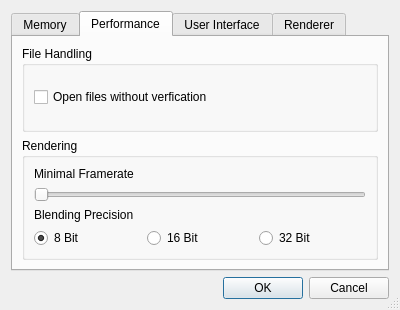
The window that UI/UI/SettingsDlg.ui (SCIInstitute/ImageVis3D) describes before a commit, drawn with Qt 5.
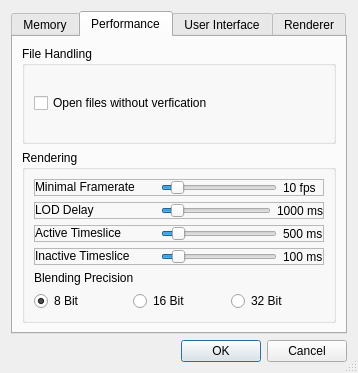
The same window after the commit. The open tabs and pages were chosen to show the change.

Patch:
```diff
--- a/UI/UI/SettingsDlg.ui
+++ b/UI/UI/SettingsDlg.ui
@@ -8,8 +8,8 @@
    <rect>
     <x>0</x>
     <y>0</y>
-    <width>400</width>
-    <height>300</height>
+    <width>358</width>
+    <height>373</height>
    </rect>
   </property>
   <property name="contextMenuPolicy" >
@@ -164,8 +164,8 @@
        <rect>
         <x>0</x>
         <y>0</y>
-        <width>376</width>
-        <height>224</height>
+        <width>334</width>
+        <height>297</height>
        </rect>
       </property>
       <attribute name="title" >
@@ -195,17 +195,279 @@
          </property>
          <layout class="QVBoxLayout" name="verticalLayout_7" >
           <item>
-           <widget class="QLabel" name="label_MinFrameRate" >
-            <property name="text" >
-             <string>Minimal Framerate</string>
+           <widget class="QFrame" name="frame_4" >
+            <property name="frameShape" >
+             <enum>QFrame::StyledPanel</enum>
             </property>
+            <property name="frameShadow" >
+             <enum>QFrame::Raised</enum>
+            </property>
+            <layout class="QHBoxLayout" name="horizontalLayout_3" >
+             <property name="margin" >
+              <number>0</number>
+             </property>
+             <item>
+              <widget class="QLabel" name="label_MinFrameRate" >
+               <property name="sizePolicy" >
+                <sizepolicy vsizetype="Fixed" hsizetype="Fixed" >
+                 <horstretch>0</horstretch>
+                 <verstretch>0</verstretch>
+                </sizepolicy>
+               </property>
+               <property name="minimumSize" >
+                <size>
+                 <width>120</width>
+                 <height>0</height>
+                </size>
+               </property>
+               <property name="text" >
+                <string>Minimal Framerate</string>
+               </property>
+              </widget>
+             </item>
+             <item>
+              <widget class="QSlider" name="horizontalSlider_MinFramerate" >
+               <property name="minimum" >
+                <number>1</number>
+               </property>
+               <property name="maximum" >
+                <number>100</number>
+               </property>
+               <property name="value" >
+                <number>10</number>
+               </property>
+               <property name="orientation" >
+                <enum>Qt::Horizontal</enum>
+               </property>
+              </widget>
+             </item>
+             <item>
+              <widget class="QLabel" name="label_MinFrameRateDisplay" >
+               <property name="sizePolicy" >
+                <sizepolicy vsizetype="Preferred" hsizetype="Fixed" >
+                 <horstretch>0</horstretch>
+                 <verstretch>0</verstretch>
+                </sizepolicy>
+               </property>
+               <property name="minimumSize" >
+                <size>
+                 <width>40</width>
+                 <height>0</height>
+                </size>
+               </property>
+               <property name="text" >
+                <string>10 fps</string>
+               </property>
+              </widget>
+             </item>
+            </layout>
            </widget>
           </item>
           <item>
-           <widget class="QSlider" name="horizontalSlider" >
-            <property name="orientation" >
-             <enum>Qt::Horizontal</enum>
+           <widget class="QFrame" name="frame_5" >
+            <property name="frameShape" >
+             <enum>QFrame::StyledPanel</enum>
             </property>
+            <property name="frameShadow" >
+             <enum>QFrame::Raised</enum>
+            </property>
+            <layout class="QHBoxLayout" name="horizontalLayout_5" >
+             <property name="margin" >
+              <number>0</number>
+             </property>
+             <item>
+              <widget class="QLabel" name="label_LODDelay" >
+               <property name="sizePolicy" >
+                <sizepolicy vsizetype="Fixed" hsizetype="Preferred" >
+                 <horstretch>0</horstretch>
+                 <verstretch>0</verstretch>
+                </sizepolicy>
+               </property>
+               <property name="minimumSize" >
+                <size>
+                 <width>120</width>
+                 <height>0</height>
+                </size>
+               </property>
+               <property name="text" >
+                <string>LOD Delay</string>
+               </property>
+              </widget>
+             </item>
+             <item>
+              <widget class="QSlider" name="horizontalSlider_LODDelay" >
+               <property name="minimum" >
+                <number>100</number>
+               </property>
+               <property name="maximum" >
+                <number>10000</number>
+               </property>
+               <property name="value" >
+                <number>1000</number>
+               </property>
+               <property name="orientation" >
+                <enum>Qt::Horizontal</enum>
+               </property>
+              </widget>
+             </item>
+             <item>
+              <widget class="QLabel" name="label_LODDelayDisplay" >
+               <property name="sizePolicy" >
+                <sizepolicy vsizetype="Preferred" hsizetype="Fixed" >
+                 <horstretch>0</horstretch>
+                 <verstretch>0</verstretch>
+                </sizepolicy>
+               </property>
+               <property name="minimumSize" >
+                <size>
+                 <width>40</width>
+                 <height>0</height>
+                </size>
+               </property>
+               <property name="text" >
+                <string>1000 ms</string>
+               </property>
+              </widget>
+             </item>
+            </layout>
+           </widget>
+          </item>
+          <item>
+           <widget class="QFrame" name="frame_2" >
+            <property name="frameShape" >
+             <enum>QFrame::StyledPanel</enum>
+            </property>
+            <property name="frameShadow" >
+             <enum>QFrame::Raised</enum>
+            </property>
+            <layout class="QHBoxLayout" name="horizontalLayout_2" >
+             <property name="margin" >
+              <number>0</number>
+             </property>
+             <item>
+              <widget class="QLabel" name="label_ActTS" >
+               <property name="sizePolicy" >
+                <sizepolicy vsizetype="Fixed" hsizetype="Fixed" >
+                 <horstretch>0</horstretch>
+                 <verstretch>0</verstretch>
+                </sizepolicy>
+               </property>
+               <property name="minimumSize" >
+                <size>
+                 <width>120</width>
+                 <height>0</height>
+                </size>
+               </property>
+               <property name="text" >
+                <string>Active Timeslice</string>
+               </property>
+              </widget>
+             </item>
+             <item>
+              <widget class="QSlider" name="horizontalSlider_ActTS" >
+               <property name="maximum" >
+                <number>5000</number>
+               </property>
+               <property name="pageStep" >
+                <number>10</number>
+               </property>
+               <property name="value" >
+                <number>500</number>
+               </property>
+               <property name="orientation" >
+                <enum>Qt::Horizontal</enum>
+               </property>
+              </widget>
+             </item>
+             <item>
+              <widget class="QLabel" name="label_ActTSDisplay" >
+               <property name="sizePolicy" >
+                <sizepolicy vsizetype="Preferred" hsizetype="Fixed" >
+                 <horstretch>0</horstretch>
+                 <verstretch>0</verstretch>
+                </sizepolicy>
+               </property>
+               <property name="minimumSize" >
+                <size>
+                 <width>40</width>
+                 <height>0</height>
+                </size>
+               </property>
+               <property name="text" >
+                <string>500 ms</string>
+               </property>
+              </widget>
+             </item>
+            </layout>
+           </widget>
+          </item>
+          <item>
+           <widget class="QFrame" name="frame_3" >
+            <property name="frameShape" >
+             <enum>QFrame::StyledPanel</enum>
+            </property>
+            <property name="frameShadow" >
+             <enum>QFrame::Raised</enum>
+            </property>
+            <layout class="QHBoxLayout" name="horizontalLayout_4" >
+             <property name="margin" >
+              <number>0</number>
+             </property>
+             <item>
+              <widget class="QLabel" name="label_InactTS" >
+               <property name="sizePolicy" >
+                <sizepolicy vsizetype="Fixed" hsizetype="Fixed" >
+                 <horstretch>0</horstretch>
+                 <verstretch>0</verstretch>
+                </sizepolicy>
+               </property>
+               <property name="minimumSize" >
+                <size>
+                 <width>120</width>
+                 <height>0</height>
+                </size>
+               </property>
+               <property name="text" >
+                <string>Inactive Timeslice</string>
+               </property>
+              </widget>
+             </item>
+             <item>
+              <widget class="QSlider" name="horizontalSlider_InactTS" >
+               <property name="maximum" >
+                <number>5000</number>
+               </property>
+               <property name="pageStep" >
+                <number>10</number>
+               </property>
+               <property name="value" >
+                <number>500</number>
+               </property>
+               <property name="orientation" >
+                <enum>Qt::Horizontal</enum>
+               </property>
+              </widget>
+             </item>
+             <item>
+              <widget class="QLabel" name="label_InactTSDisplay" >
+               <property name="sizePolicy" >
+                <sizepolicy vsizetype="Preferred" hsizetype="Fixed" >
+                 <horstretch>0</horstretch>
+                 <verstretch>0</verstretch>
+                </sizepolicy>
+               </property>
+               <property name="minimumSize" >
+                <size>
+                 <width>40</width>
+                 <height>0</height>
+                </size>
+               </property>
+               <property name="text" >
+                <string>100 ms</string>
+               </property>
+              </widget>
+             </item>
+            </layout>
            </widget>
           </item>
           <item>
```
Left out of the diff: 134 changed lines with no effect on the pictures.
